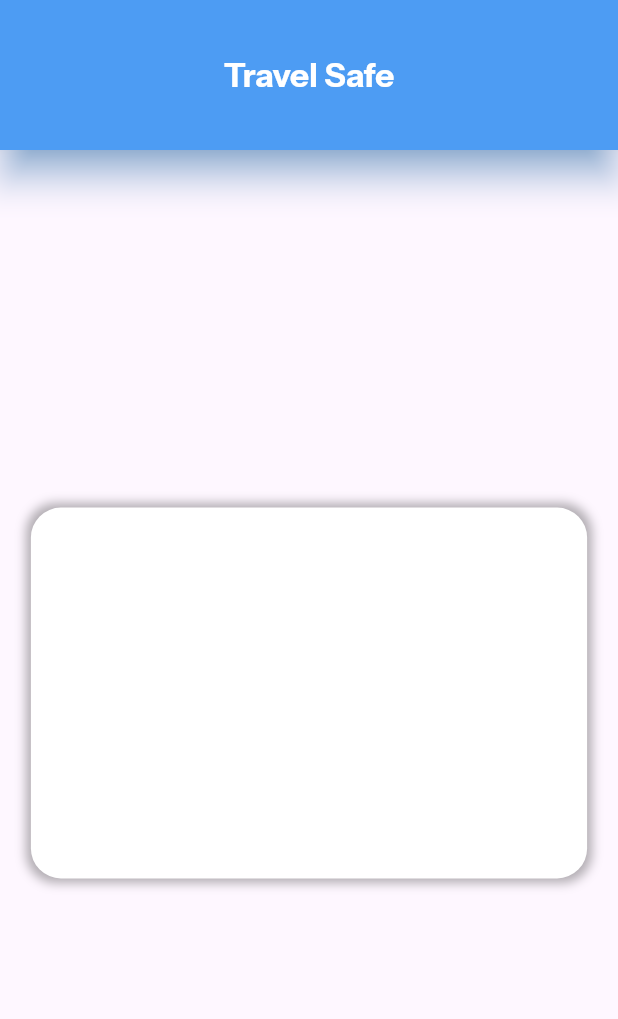
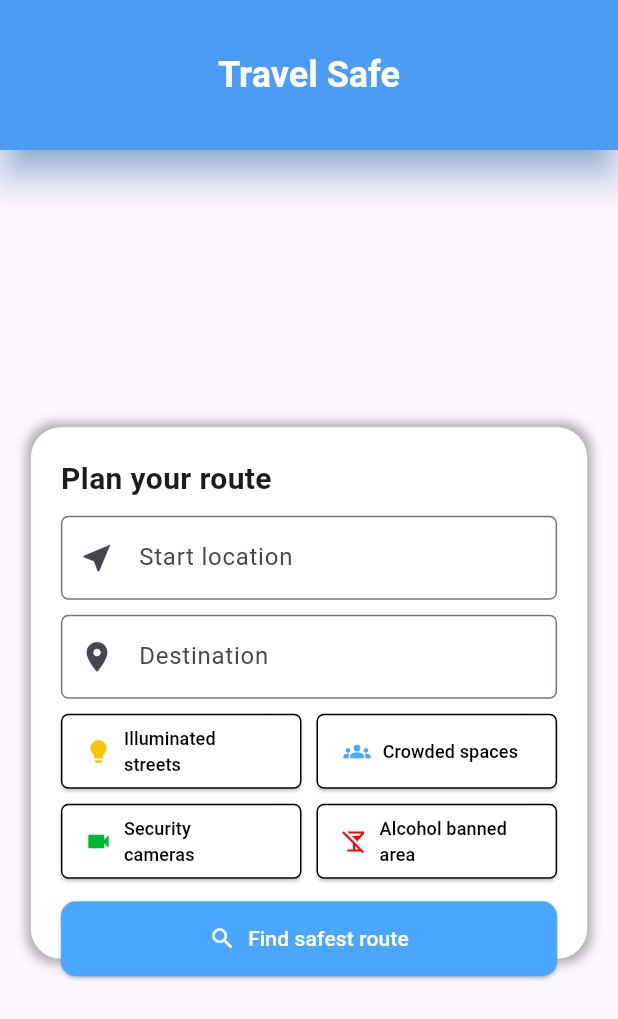
Before and after one commit to RikvanBilsen/Community-Safety, a Flutter app: the screen it shows after launch, on a phone screen of 412 x 824 dp. Shown: the top 1019 px of the screen. Run offline on Flutter 3.47's test engine with Material 3 defaults, Android fonts, the phone set to English and light mode, and no system bars; project files that could hold a hidden picture were left out.

Commit message:
added input fields, filter buttons and find route button

```diff
--- a/front-end/community_safety/lib/pages/home.dart
+++ b/front-end/community_safety/lib/pages/home.dart
@@ -3,18 +3,23 @@ import 'package:flutter/material.dart';
 class HomePage extends StatelessWidget {
   const HomePage({super.key});
   final blueColor = 0xFF49A7FF;
+  final yellowColor = 0xFFFFC300;
+  final redColor = 0xFFFF0000;
+  final greenColor = 0xFF00B731;
 
   @override
   Widget build(BuildContext context) {
     double screenWidth = MediaQuery.of(context).size.width;
     double screenHeight = MediaQuery.of(context).size.height;
+    double cardWidth = screenWidth * 0.9;
+    double buttonWidth = (cardWidth - 50) / 2;
 
     return Scaffold(
       appBar: appBar(),
       body: Center(
         child: Container(
           width: screenWidth * 0.9,
-          height: screenHeight * 0.3,
+          height: screenHeight * 0.43,
           decoration: BoxDecoration(
             color: Colors.white,
             borderRadius: BorderRadius.circular(20),
@@ -26,6 +31,119 @@ class HomePage extends StatelessWidget {
                 offset: Offset(0, 0),
               ),
             ],
+          ),
+          child: Padding(
+            padding: EdgeInsets.only(left: 20, top: 20, right: 20),
+            child: Column(
+              crossAxisAlignment: CrossAxisAlignment.start,
+              children: [
+                Text(
+                  'Plan your route',
+                  style: TextStyle(fontWeight: FontWeight.bold, fontSize: 20),
+                ),
+                SizedBox(height: 10),
+                SizedBox(
+                  width: cardWidth * 0.9,
+                  child: TextField(
+                    decoration: InputDecoration(
+                      prefixIcon: Icon(Icons.near_me),
+                      labelText: 'Start location',
+                      border: OutlineInputBorder(
+                        borderRadius: BorderRadius.circular(5),
+                      ),
+                    ),
+                  ),
+                ),
+                SizedBox(height: 10),
+                SizedBox(
+                  width: cardWidth * 0.9,
+                  child: TextField(
+                    decoration: InputDecoration(
+                      prefixIcon: Icon(Icons.location_on),
+                      labelText: 'Destination',
+                      border: OutlineInputBorder(
+                        borderRadius: BorderRadius.circular(5),
+                      ),
+                    ),
+                  ),
+                ),
+                SizedBox(height: 10),
+                Wrap(
+                  spacing: 10,
+                  runSpacing: 10,
+                  children: [
+                    _buildFilterButton(
+                      Icons.lightbulb,
+                      "Illuminated streets",
+                      Color(yellowColor),
+                      buttonWidth,
+                    ),
+                    _buildFilterButton(
+                      Icons.groups,
+                      "Crowded spaces",
+                      Color(blueColor),
+                      buttonWidth,
+                    ),
+                    _buildFilterButton(
+                      Icons.videocam,
+                      "Security cameras",
+                      Color(greenColor),
+                      buttonWidth,
+                    ),
+                    _buildFilterButton(
+                      Icons.no_drinks,
+                      "Alcohol banned area",
+                      Color(redColor),
+                      buttonWidth,
+                    ),
+                  ],
+                ),
+                SizedBox(height: 15),
+                SizedBox(
+                  width: cardWidth * 0.9,
+                  child: ElevatedButton.icon(
+                    onPressed: () {},
+                    icon: Icon(Icons.search, color: Colors.white),
+                    label: Text("Find safest route"),
+                    style: ElevatedButton.styleFrom(
+                      backgroundColor: Color(blueColor),
+                      foregroundColor: Colors.white,
+                      padding: EdgeInsets.symmetric(vertical: 15),
+                      shape: RoundedRectangleBorder(
+                        borderRadius: BorderRadius.circular(10),
+                      ),
+                    ),
+                  ),
+                ),
+              ],
+            ),
+          ),
+        ),
+      ),
+    );
+  }
+
+  Widget _buildFilterButton(
+    IconData icon,
+    String label,
+    Color color,
+    double width,
+  ) {
+    return SizedBox(
+      width: width,
+      height: 50,
+      child: ElevatedButton.icon(
+        onPressed: () {},
+        icon: Icon(icon, color: color),
+        label: Text(
+          label,
+          style: TextStyle(color: Colors.black, fontSize: 12),
+        ),
+        style: ElevatedButton.styleFrom(
+          backgroundColor: Colors.white,
+          shape: RoundedRectangleBorder(
+            borderRadius: BorderRadius.circular(5),
+            side: BorderSide(color: Colors.black),
           ),
         ),
       ),
@@ -41,7 +159,11 @@ class HomePage extends StatelessWidget {
       title: Center(
         child: const Text(
           'Travel Safe',
-          style: TextStyle(fontWeight: FontWeight.bold, color: Colors.white),
+          style: TextStyle(
+            fontWeight: FontWeight.bold,
+            color: Colors.white,
+            fontSize: 24,
+          ),
         ),
       ),
     );
```
Also changed, not shown: front-end/community_safety/pubspec.yaml (+14 -11 lines).
